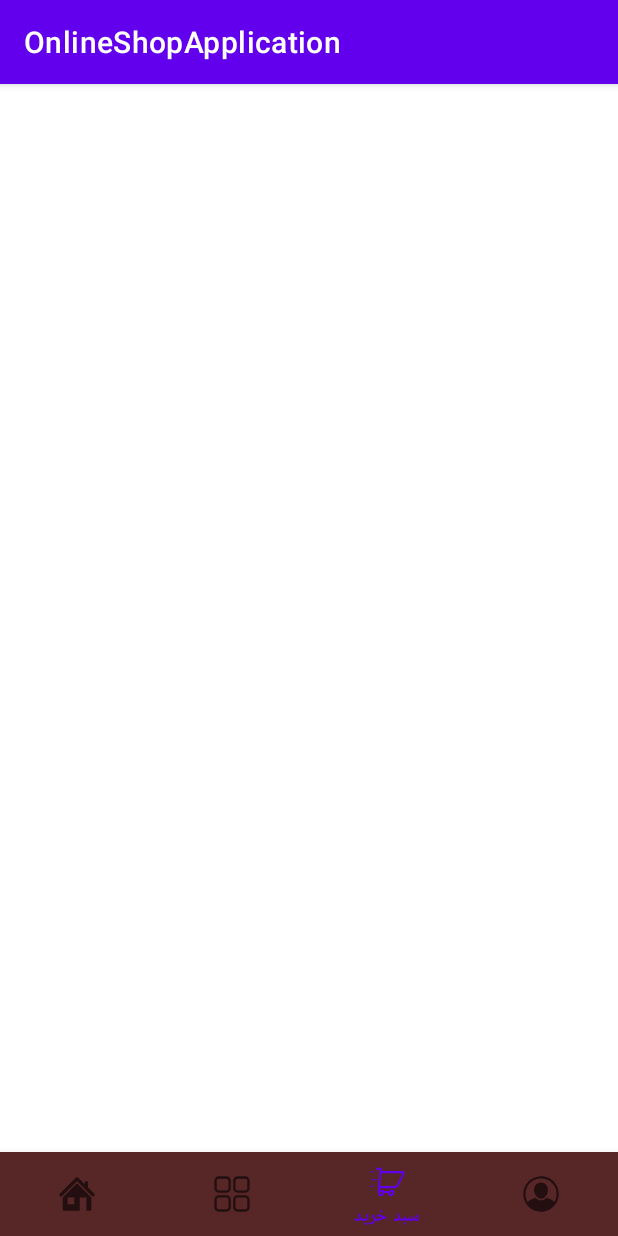
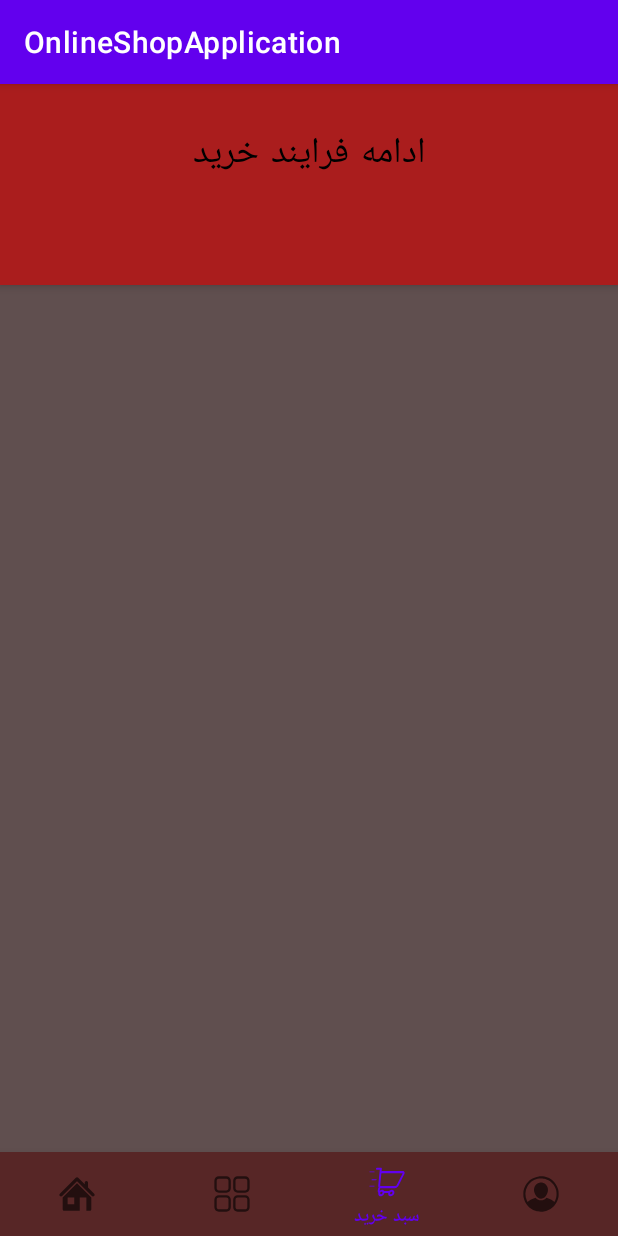
Before and after one commit to fatemehsade/OnlineShopApplication, an Android app: the CartFragment screen opened through its navigation route, on a phone screen of 412 x 824 dp. Run offline under Robolectric (Android 15) with nearby library versions, the phone set to English and light mode, and no system bars; our stand-ins replace data binding, navigation-ui; 3 statements that could not run were skipped.

Commit message:
use recyclerview for CartFragment;

```diff
--- a/app/src/main/java/com/example/onlineshopapplication/view/fragment/CartFragment.java
+++ b/app/src/main/java/com/example/onlineshopapplication/view/fragment/CartFragment.java
@@ -2,16 +2,22 @@ package com.example.onlineshopapplication.view.fragment;
 
 import android.os.Bundle;
 
+import androidx.annotation.NonNull;
+import androidx.annotation.Nullable;
+import androidx.databinding.DataBindingUtil;
 import androidx.fragment.app.Fragment;
+import androidx.recyclerview.widget.LinearLayoutManager;
 
 import android.view.LayoutInflater;
 import android.view.View;
 import android.view.ViewGroup;
 
 import com.example.onlineshopapplication.R;
+import com.example.onlineshopapplication.databinding.FragmentCartBinding;
 
 
 public class CartFragment extends Fragment {
+    private FragmentCartBinding mBinding;
 
 
 
@@ -20,24 +26,36 @@ public class CartFragment extends Fragment {
     }
 
 
+
     public static CartFragment newInstance() {
+        Bundle args = new Bundle();
         CartFragment fragment = new CartFragment();
-        Bundle args = new Bundle();
-
         fragment.setArguments(args);
         return fragment;
     }
 
     @Override
-    public void onCreate(Bundle savedInstanceState) {
+    public void onCreate(@Nullable Bundle savedInstanceState) {
         super.onCreate(savedInstanceState);
-
     }
 
+    @Nullable
     @Override
-    public View onCreateView(LayoutInflater inflater, ViewGroup container,
-                             Bundle savedInstanceState) {
-        // Inflate the layout for this fragment
-        return inflater.inflate(R.layout.fragment_cart, container, false);
+    public View onCreateView(@NonNull LayoutInflater inflater,
+                             @Nullable ViewGroup container, @Nullable Bundle savedInstanceState) {
+
+        mBinding = DataBindingUtil.inflate(
+                inflater,
+                R.layout.fragment_cart,
+                container,
+                false);
+
+        initRecyclerView();
+
+        return mBinding.getRoot();
+    }
+
+    private void initRecyclerView() {
+        mBinding.recyclerViewCart.setLayoutManager(new LinearLayoutManager(getContext()));
     }
 }
--- a/app/src/main/java/com/example/onlineshopapplication/view/fragment/HomeFragment.java
+++ b/app/src/main/java/com/example/onlineshopapplication/view/fragment/HomeFragment.java
@@ -132,17 +132,17 @@ public class HomeFragment extends Fragment {
 
 
     private void setupBestProductAdapter(List<Product> bestProducts) {
-        ProductAdapter bestProductAdapter = new ProductAdapter(getContext(), bestProducts);
+        ProductAdapter bestProductAdapter = new ProductAdapter(getContext(),1, bestProducts);
         mBinding.recyclerViewBetter.setAdapter(bestProductAdapter);
     }
 
     private void setupLatestProductAdapter(List<Product> latestProducts) {
-        ProductAdapter latestProductAdapter = new ProductAdapter(getContext(), latestProducts);
+        ProductAdapter latestProductAdapter = new ProductAdapter(getContext(),1, latestProducts);
         mBinding.recyclerViewRecent.setAdapter(latestProductAdapter);
     }
 
     private void setupMostVisitedProductAdapter(List<Product> mostVisitedProducts) {
-        ProductAdapter mostVisitedProductAdapter = new ProductAdapter(getContext(), mostVisitedProducts);
+        ProductAdapter mostVisitedProductAdapter = new ProductAdapter(getContext(),1, mostVisitedProducts);
         mBinding.recyclerViewView.setAdapter(mostVisitedProductAdapter);
     }
 
--- a/app/src/main/res/layout/fragment_cart.xml
+++ b/app/src/main/res/layout/fragment_cart.xml
@@ -4,13 +4,51 @@
 
     <data>
 
+        <variable
+            name="totalPrice"
+            type="String" />
+
     </data>
 
-    <FrameLayout
+    <LinearLayout
         android:layout_width="match_parent"
         android:layout_height="match_parent"
-        tools:context=".view.fragment.CartFragment">
+        android:background="#604F4F"
+        android:orientation="vertical">
 
+        <com.google.android.material.appbar.AppBarLayout
+            android:layout_width="match_parent"
+            android:layout_height="wrap_content"
+            android:background="#AA1D1D">
 
-    </FrameLayout>
+            <Button
+                android:id="@+id/btn_continue_buying"
+                style="@style/Widget.MaterialComponents.Button.TextButton"
+                android:layout_width="wrap_content"
+                android:layout_height="wrap_content"
+                android:layout_gravity="center"
+                android:layout_marginTop="16dp"
+                android:text="ادامه فرایند خرید"
+                android:textColor="@color/black"
+                android:textSize="24sp" />
+
+            <TextView
+                android:id="@+id/txt_total_price"
+                android:layout_width="wrap_content"
+                android:layout_height="wrap_content"
+                android:layout_gravity="center"
+                android:layout_marginTop="16dp"
+                android:layout_marginBottom="16dp"
+                android:text="@{totalPrice != null ? @string/total + `: ` + totalPrice + ` ` + @string/currency : @string/total + `: ` + @string/ziro + ' ' + @string/currency}"
+                android:textColor="@color/black"
+                android:textSize="18sp" />
+
+        </com.google.android.material.appbar.AppBarLayout>
+
+        <androidx.recyclerview.widget.RecyclerView
+            android:id="@+id/recycler_view_cart"
+            android:layout_width="match_parent"
+            android:layout_height="match_parent" />
+
+    </LinearLayout>
 </layout>
```
Also changed, not shown: app/src/main/java/com/example/onlineshopapplication/adapter/ProductAdapter.java (+45 -16 lines), app/src/main/res/drawable/ic_add.xml (added, +10 -0 lines), app/src/main/res/drawable/ic_remove.xml (added, +10 -0 lines), app/src/main/res/layout/cart_product_adapter_item.xml (added, +88 -0 lines), app/src/main/res/layout/home_product_adapter_item.xml (added, +47 -0 lines).
